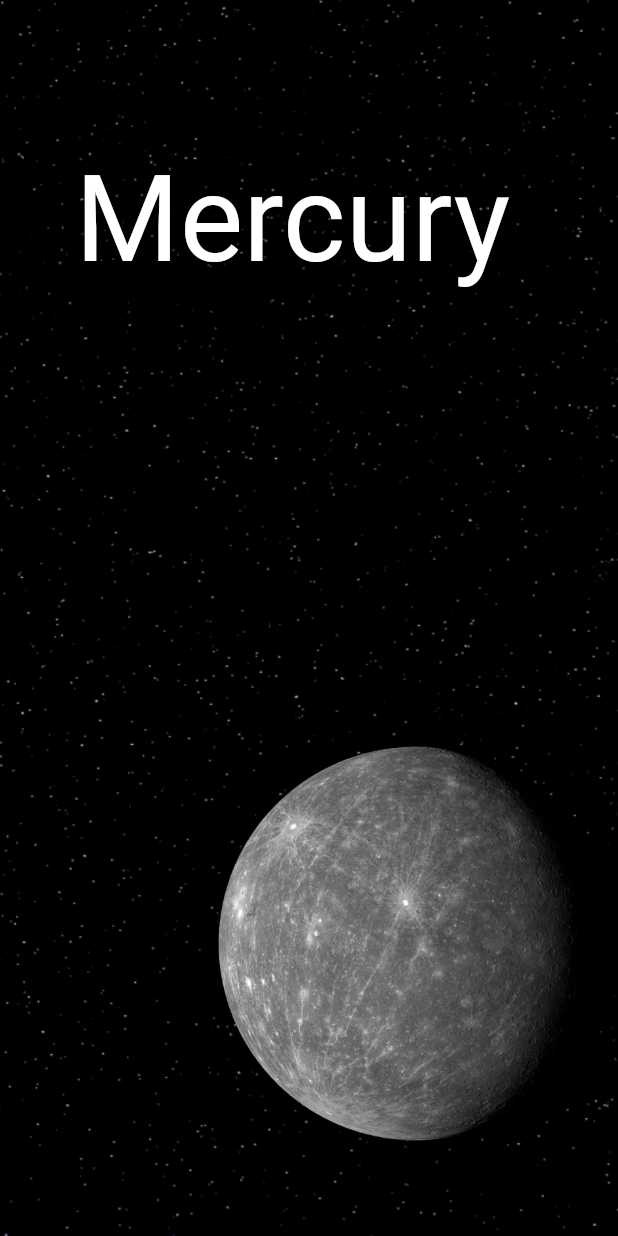
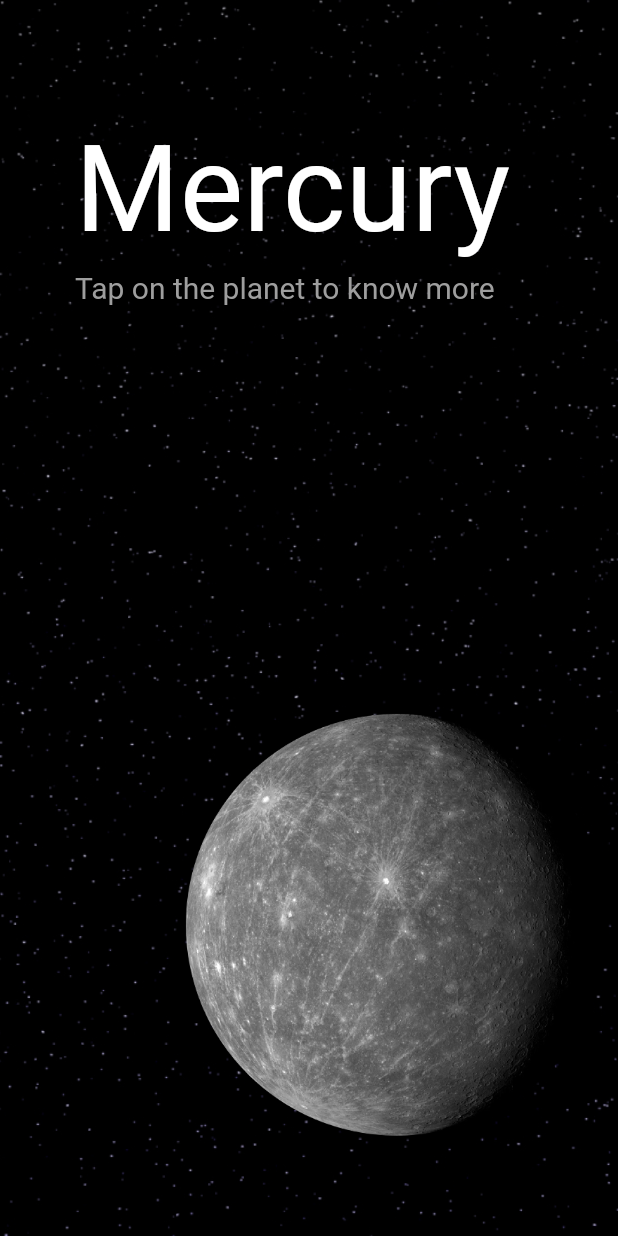
Before and after one commit to neutr0nStar/flutter-planetarium, a Flutter app: the screen it shows after launch, swiped to page 2, on a phone screen of 412 x 824 dp. Run offline on Flutter 3.47's test engine with Material 2 defaults, Android fonts, the phone set to English and light mode, and no system bars.

Commit message:
Completed planets

```diff
--- a/lib/models/planet.dart
+++ b/lib/models/planet.dart
@@ -1,10 +1,7 @@
-import 'package:flutter/material.dart';
-
 class Planet {
   String title;
   String desc;
   String imageURI;
-  Color backgroundColor;
 
-  Planet({this.title, this.imageURI, this.backgroundColor});
+  Planet({this.title, this.imageURI, this.desc});
 }
--- a/lib/views/home_page.dart
+++ b/lib/views/home_page.dart
@@ -1,5 +1,6 @@
 import 'package:flutter/material.dart';
 import 'package:planetarium/models/planet.dart';
+import 'package:planetarium/views/planet_info.dart';
 
 class HomePage extends StatefulWidget {
   @override
@@ -13,35 +14,43 @@ class _HomePageState extends State<HomePage> {
     Planet(
         title: "Mercury",
         imageURI: "images/mercury-transparent.png",
-        backgroundColor: Colors.grey[500]),
+        desc:
+            "Mercury is the smallest and closest planet to the Sun in the Solar System. Its orbit around the Sun takes 87.97 Earth days, the shortest of all the planets in the Solar System. "),
     Planet(
         title: "Venus",
         imageURI: "images/venus-transparent.png",
-        backgroundColor: Colors.brown[100]),
+        desc:
+            "Venus is the second planet from the Sun. It is named after the Roman goddess of love and beauty. As the brightest natural object in Earth's night sky after the Moon, Venus can cast shadows and can be, on rare occasion, visible to the naked eye in broad daylight."),
     Planet(
         title: "Earth",
         imageURI: "images/earth-transparent.png",
-        backgroundColor: Colors.blue[500]),
+        desc:
+            "Earth is the third planet from the Sun and the only astronomical object known to harbor life. About 29% of Earth's surface is land consisting of continents and islands."),
     Planet(
         title: "Mars",
         imageURI: "images/mars-transparent.png",
-        backgroundColor: Colors.brown[400]),
+        desc:
+            "Mars is the fourth planet from the Sun and the second-smallest planet in the Solar System, being larger than only Mercury. In English, Mars carries the name of the Roman god of war and is often referred to as the \"Red Planet\"."),
     Planet(
         title: "Jupiter",
         imageURI: "images/jupiter-transparent.png",
-        backgroundColor: Colors.brown[200]),
+        desc:
+            "Jupiter is the fifth planet from the Sun and the largest in the Solar System. It is a gas giant with a mass one-thousandth that of the Sun, but two and a half times that of all the other planets in the Solar System combined."),
     Planet(
         title: "Saturn",
         imageURI: "images/saturn-transparent.png",
-        backgroundColor: Colors.brown[300]),
+        desc:
+            "Saturn is the sixth planet from the Sun and the second-largest in the Solar System, after Jupiter. It is a gas giant with an average radius of about nine times that of Earth. It only has one-eighth the average density of Earth; however, with its larger volume, Saturn is over 95 times more massive"),
     Planet(
         title: "Uranus",
         imageURI: "images/uranus-transparent.png",
-        backgroundColor: Colors.blue[200]),
+        desc:
+            "Uranus is the seventh planet from the Sun. Its name is a reference to the Greek god of the sky, Uranus, who, according to Greek mythology, was the grandfather of Zeus and father of Cronus. It has the third-largest planetary radius and fourth-largest planetary mass in the Solar System"),
     Planet(
         title: "Neptune",
         imageURI: "images/neptune-transparent.png",
-        backgroundColor: Colors.blue[800]),
+        desc:
+            "Neptune is the eighth and farthest-known Solar planet from the Sun. In the Solar System, it is the fourth-largest planet by diameter, the third-most-massive planet, and the densest giant planet. It is 17 times the mass of Earth, slightly more massive than its near-twin Uranus"),
   ];
 
   @override
@@ -73,10 +82,30 @@ class _HomePageState extends State<HomePage> {
                     child: Center(
                       child: Padding(
                         padding: const EdgeInsets.all(40.0),
-                        child: Text(
+                        child: Column(
+                          mainAxisSize: MainAxisSize.min,
+                          crossAxisAlignment: CrossAxisAlignment.start,
+                          children: [
+                            Text(
                               "Welcome to planetarium!",
                               style: TextStyle(
-                              fontSize: 40, fontWeight: FontWeight.w900),
+                                  fontSize: 48, fontWeight: FontWeight.w900),
+                            ),
+                            SizedBox(
+                              height: 20,
+                            ),
+                        Row(
+                                children: [
+                                  Text(
+                                    "Swipe to explore",
+                                    style: TextStyle(
+                                        fontSize: 24, color: Colors.grey[500]),
+                                  ),
+                                  Icon(Icons.arrow_forward,
+                                      color: Colors.grey[500])
+                                ],
+                              ),
+                          ],
                         ),
                       ),
                     ),
@@ -90,7 +119,7 @@ class _HomePageState extends State<HomePage> {
                       clipBehavior: Clip.none,
                       children: [
                         Positioned(
-                            top: 100,
+                          top: 80,
                           left: 50,
                           child: Transform.translate(
                             offset: Offset(-(_pageOffset - index) * 200, 0),
@@ -98,16 +127,35 @@ class _HomePageState extends State<HomePage> {
                               _planets[index - 1].title,
                               style: TextStyle(fontSize: 80),
                             ),
+                          ),
+                        ),
+                        Positioned(
+                            top: 180,
+                            left: 50,
+                            child: Text(
+                              "Tap on the planet to know more",
+                              style: TextStyle(
+                                  fontSize: 20, color: Colors.grey[500]),
                             )),
                         Positioned(
                             bottom: 20,
                             right: -40,
                             child: Transform.translate(
                               offset: Offset(-(_pageOffset - index) * 500, 0),
+                              child: GestureDetector(
+                                onTap: () {
+                                  Navigator.of(context).push(MaterialPageRoute(
+                                      builder: (context) => PlanetInfo(
+                                          planet: _planets[index - 1])));
+                                },
+                                child: Hero(
+                                  tag: "image" + _planets[index - 1].title,
                                   child: Image(
-                                height: 350,
-                                width: 350,
-                                image: AssetImage(_planets[index - 1].imageURI),
+                                    height: 375,
+                                    image: AssetImage(
+                                        _planets[index - 1].imageURI),
+                                  ),
+                                ),
                               ),
                             ))
                       ],
```
Also changed, not shown: lib/views/planet_info.dart (added, +45 -0 lines). Lines whose indentation alone changed are shown as unchanged.
